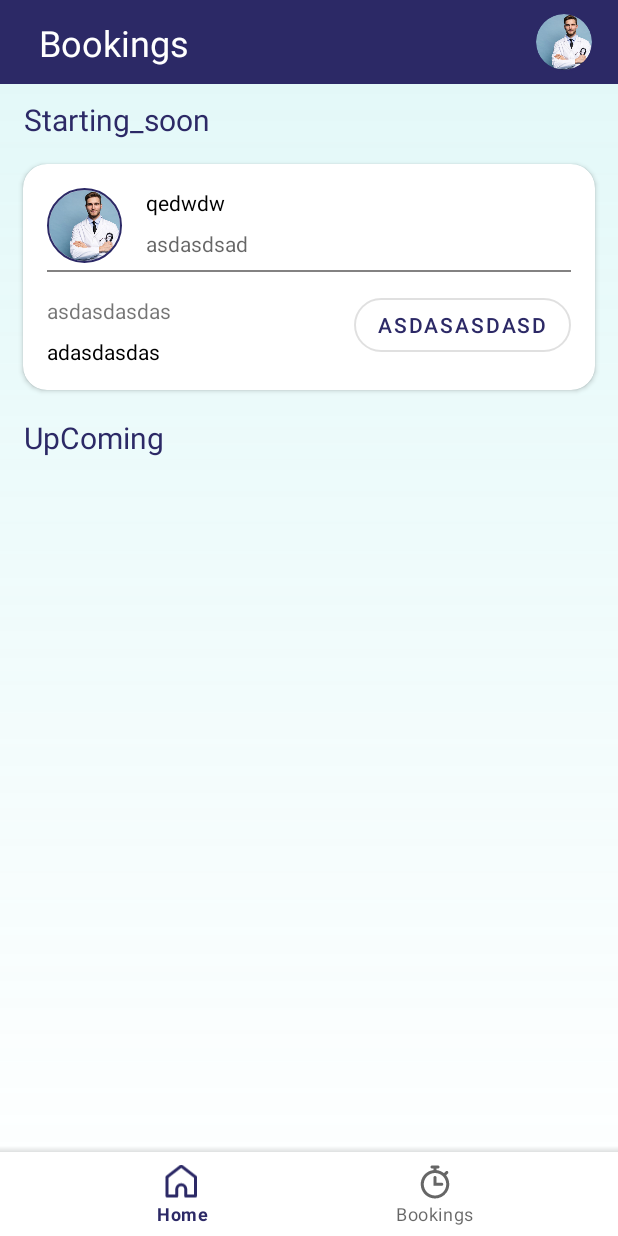
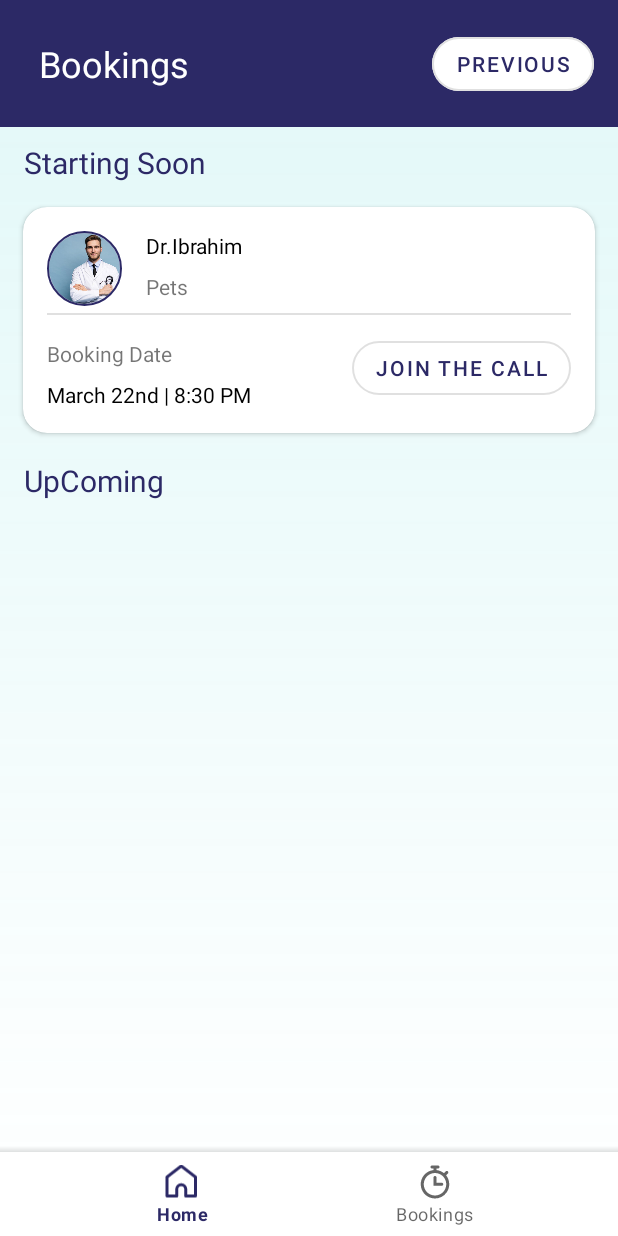
Before and after one commit to bavllymagid/Animal_APP, an Android app: the fragment BookingsFragment placed in its activity, on a phone screen of 412 x 824 dp. Run offline under Robolectric (Android 15) with nearby library versions, the phone set to English and light mode, and no system bars; our stand-ins replace CircleImageView, Dagger/Hilt's generated code.

Commit message:
adjusted booking card

```diff
--- a/app/src/main/res/layout/book_item.xml
+++ b/app/src/main/res/layout/book_item.xml
@@ -124,6 +124,19 @@
                 app:layout_constraintBottom_toBottomOf="parent"
                 app:layout_constraintStart_toStartOf="@+id/textView12"
                 app:layout_constraintTop_toBottomOf="@+id/textView12" />
+
+            <TextView
+                android:id="@+id/textView15"
+                android:layout_width="wrap_content"
+                android:layout_height="wrap_content"
+                android:layout_marginTop="16dp"
+                android:layout_marginEnd="16dp"
+                android:text="Completed"
+                android:textColor="@color/green"
+                android:textSize="16sp"
+                android:textStyle="bold"
+                app:layout_constraintEnd_toEndOf="parent"
+                app:layout_constraintTop_toTopOf="parent" />
         </androidx.constraintlayout.widget.ConstraintLayout>
     </androidx.cardview.widget.CardView>
 
--- a/app/src/main/res/layout/fragment_bookings.xml
+++ b/app/src/main/res/layout/fragment_bookings.xml
@@ -4,12 +4,12 @@
     xmlns:tools="http://schemas.android.com/tools"
     android:layout_width="match_parent"
     android:layout_height="match_parent"
-    tools:context=".mainflow.booking.presentation.ui.ui.BookingsFragment">
+    tools:context=".mainflow.booking.presentation.ui.BookingsFragment">
 
     <androidx.constraintlayout.widget.ConstraintLayout
         android:id="@+id/linearLayout2"
         android:layout_width="match_parent"
-        android:layout_height="?attr/actionBarSize"
+        android:layout_height="wrap_content"
         android:background="@color/dark_blue"
         app:layout_constraintEnd_toEndOf="parent"
         app:layout_constraintStart_toStartOf="parent"
@@ -30,16 +30,16 @@
             app:layout_constraintStart_toStartOf="parent"
             app:layout_constraintTop_toTopOf="parent" />
 
-        <de.hdodenhof.circleimageview.CircleImageView
-            android:id="@+id/profile_image1"
-            android:layout_width="40dp"
-            android:layout_height="40dp"
-            android:layout_marginTop="16dp"
+        <com.google.android.material.button.MaterialButton
+            android:id="@+id/previous_btn"
+            style="?attr/materialButtonOutlinedStyle"
+            android:layout_width="wrap_content"
+            android:layout_height="wrap_content"
+            android:layout_alignParentEnd="true"
             android:layout_marginEnd="16dp"
-            android:layout_marginBottom="16dp"
-            android:src="@drawable/doctor"
-            app:civ_border_color="@color/dark_blue"
-            app:civ_border_width="1dp"
+            android:text="@string/previous"
+            android:backgroundTint="@color/white"
+            app:cornerRadius="20dp"
             app:layout_constraintBottom_toBottomOf="parent"
             app:layout_constraintEnd_toEndOf="parent"
             app:layout_constraintTop_toTopOf="parent" />
@@ -68,7 +68,7 @@
                     android:layout_height="wrap_content"
                     android:layout_marginVertical="10dp"
                     android:layout_marginStart="16dp"
-                    android:text="Starting_soon"
+                    android:text="@string/starting_soon"
                     android:textColor="@color/dark_blue"
                     android:textSize="20sp"
                     android:textStyle="normal"
@@ -112,7 +112,7 @@
                             android:layout_height="wrap_content"
                             android:layout_marginStart="16dp"
                             android:layout_marginTop="16dp"
-                            android:text="qedwdw"
+                            android:text="Dr.Ibrahim"
                             android:textColor="@color/black"
                             app:layout_constraintStart_toEndOf="@+id/profile_image2"
                             app:layout_constraintTop_toTopOf="parent" />
@@ -124,8 +124,7 @@
                             android:layout_below="@+id/Name_textview1"
                             android:layout_marginStart="16dp"
                             android:layout_marginTop="8dp"
-                            android:hint="asdasdsad"
-                            android:textColor="@color/black"
+                            android:text="@string/pets"
                             app:layout_constraintStart_toEndOf="@+id/profile_image2"
                             app:layout_constraintTop_toBottomOf="@+id/Name_textview1" />
 
@@ -136,7 +135,6 @@
                             android:layout_marginStart="16dp"
                             android:layout_marginTop="8dp"
                             android:layout_marginEnd="16dp"
-                            app:dividerColor="@color/grey"
                             app:layout_constraintEnd_toEndOf="parent"
                             app:layout_constraintStart_toStartOf="parent"
                             app:layout_constraintTop_toBottomOf="@+id/hint_textview2" />
@@ -146,10 +144,10 @@
                             style="?attr/materialButtonOutlinedStyle"
                             android:layout_width="wrap_content"
                             android:layout_height="wrap_content"
-                            android:layout_alignParentRight="true"
+                            android:layout_alignParentEnd="true"
                             android:layout_marginEnd="16dp"
                             android:layout_marginBottom="8dp"
-                            android:text="asdasasdasd"
+                            android:text="@string/join_the_call"
                             app:cornerRadius="20dp"
                             app:layout_constraintBottom_toBottomOf="parent"
                             app:layout_constraintEnd_toEndOf="parent"
@@ -161,7 +159,7 @@
                             android:layout_height="wrap_content"
                             android:layout_marginStart="16dp"
                             android:layout_marginTop="16dp"
-                            android:text="asdasdasdas"
+                            android:text="@string/booking_date"
                             app:layout_constraintStart_toStartOf="parent"
                             app:layout_constraintTop_toBottomOf="@+id/divider" />
 
@@ -171,7 +169,7 @@
                             android:layout_marginStart="16dp"
                             android:layout_marginTop="8dp"
                             android:layout_marginBottom="16dp"
-                            android:text="adasdasdas"
+                            android:text="@string/march_22nd_8_30_pm"
                             android:textColor="@color/black"
                             app:layout_constraintBottom_toBottomOf="parent"
                             app:layout_constraintStart_toStartOf="parent"
@@ -188,9 +186,9 @@
                     android:layout_height="wrap_content"
                     android:layout_marginVertical="10dp"
                     android:layout_marginStart="16dp"
-                    android:text="UpComing"
+                    android:text="@string/upcoming"
                     android:textColor="@color/dark_blue"
-                    android:textSize="20dp"
+                    android:textSize="20sp"
                     android:textStyle="normal"
                     app:layout_constraintStart_toStartOf="parent"
                     app:layout_constraintTop_toBottomOf="@+id/cardView" />
--- a/app/src/main/res/values/colors.xml
+++ b/app/src/main/res/values/colors.xml
@@ -12,6 +12,8 @@
     <color name="light_grey">#F0EEEE</color>
     <color name="lighter_black">#232323</color>
     <color name="red">#FFFF0000</color>
+    <color name="green">#3AC591</color>
+    <color name="red2">#D82424</color>
 
 
 </resources>
--- a/app/src/main/res/values/strings.xml
+++ b/app/src/main/res/values/strings.xml
@@ -35,4 +35,11 @@
     <string name="title">title</string>
     <string name="search_data">Search Data</string>
     <string name="fees">fees</string>
+    <string name="join_the_call">Join The Call</string>
+    <string name="march_22nd_8_30_pm">March 22nd | 8:30 PM</string>
+    <string name="booking_date">Booking Date</string>
+    <string name="pets">Pets</string>
+    <string name="previous">Previous</string>
+    <string name="starting_soon">Starting Soon</string>
+    <string name="upcoming">UpComing</string>
 </resources>
```
